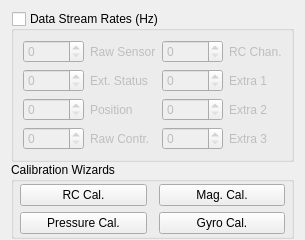
Old version of the form src/ui/QGCSensorSettingsWidget.ui in the repository mpaperno/qgroundcontrol_aq.
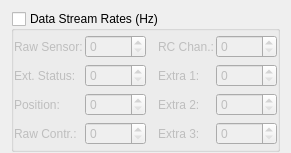
New version of the form.

Commit message: Adjust rc channel display and mavlink refresh rates widgets.

Diff of the .ui file:
```diff
--- a/src/ui/QGCSensorSettingsWidget.ui
+++ b/src/ui/QGCSensorSettingsWidget.ui
@@ -6,8 +6,8 @@
    <rect>
     <x>0</x>
     <y>0</y>
-    <width>270</width>
-    <height>226</height>
+    <width>250</width>
+    <height>141</height>
    </rect>
   </property>
   <property name="windowTitle">
@@ -44,182 +44,171 @@
       <property name="margin">
        <number>0</number>
       </property>
-      <item>
+      <item alignment="Qt::AlignTop">
        <widget class="QWidget" name="widget_rates" native="true">
         <layout class="QGridLayout" name="gridLayout_2">
-         <item row="0" column="0">
-          <widget class="QSpinBox" name="spinBox_rawSensor">
+         <property name="leftMargin">
+          <number>0</number>
+         </property>
+         <property name="topMargin">
+          <number>4</number>
+         </property>
+         <property name="rightMargin">
+          <number>0</number>
+         </property>
+         <property name="bottomMargin">
+          <number>4</number>
+         </property>
+         <property name="horizontalSpacing">
+          <number>2</number>
+         </property>
+         <item row="3" column="4">
+          <widget class="QSpinBox" name="spinBox_extra2">
            <property name="maximum">
             <number>10000</number>
            </property>
           </widget>
          </item>
-         <item row="0" column="1">
-          <widget class="QLabel" name="label">
-           <property name="text">
-            <string>Raw Sensor</string>
+         <item row="4" column="4">
+          <widget class="QSpinBox" name="spinBox_extra3">
+           <property name="maximum">
+            <number>10000</number>
            </property>
           </widget>
          </item>
-         <item row="0" column="2">
+         <item row="0" column="4">
           <widget class="QSpinBox" name="spinBox_rc">
            <property name="maximum">
             <number>10000</number>
            </property>
           </widget>
          </item>
-         <item row="0" column="3">
-          <widget class="QLabel" name="label_5">
-           <property name="text">
-            <string>RC Chan.</string>
+         <item row="4" column="1">
+          <widget class="QSpinBox" name="spinBox_controller">
+           <property name="maximum">
+            <number>10000</number>
            </property>
           </widget>
          </item>
          <item row="1" column="0">
-          <widget class="QSpinBox" name="spinBox_extended">
-           <property name="maximum">
-            <number>10000</number>
-           </property>
-          </widget>
-         </item>
-         <item row="1" column="1">
           <widget class="QLabel" name="label_2">
            <property name="text">
-            <string>Ext. Status</string>
+            <string>Ext. Status:</string>
            </property>
           </widget>
          </item>
-         <item row="1" column="2">
-          <widget class="QSpinBox" name="spinBox_extra1">
-           <property name="maximum">
-            <number>10000</number>
+         <item row="3" column="0">
+          <widget class="QLabel" name="label_3">
+           <property name="text">
+            <string>Position:</string>
            </property>
           </widget>
          </item>
          <item row="1" column="3">
           <widget class="QLabel" name="label_6">
            <property name="text">
-            <string>Extra 1</string>
-           </property>
-          </widget>
-         </item>
-         <item row="2" column="0">
-          <widget class="QSpinBox" name="spinBox_position">
-           <property name="maximum">
-            <number>10000</number>
-           </property>
-          </widget>
-         </item>
-         <item row="2" column="1">
-          <widget class="QLabel" name="label_3">
-           <property name="text">
-            <string>Position</string>
-           </property>
-          </widget>
-         </item>
-         <item row="2" column="2">
-          <widget class="QSpinBox" name="spinBox_extra2">
-           <property name="maximum">
-            <number>10000</number>
-           </property>
-          </widget>
-         </item>
-         <item row="2" column="3">
-          <widget class="QLabel" name="label_7">
-           <property name="text">
-            <string>Extra 2</string>
-           </property>
-          </widget>
-         </item>
-         <item row="3" column="0">
-          <widget class="QSpinBox" name="spinBox_controller">
-           <property name="maximum">
-            <number>10000</number>
+            <string>Extra 1:</string>
            </property>
           </widget>
          </item>
          <item row="3" column="1">
+          <widget class="QSpinBox" name="spinBox_position">
+           <property name="maximum">
+            <number>10000</number>
+           </property>
+          </widget>
+         </item>
+         <item row="1" column="4" alignment="Qt::AlignTop">
+          <widget class="QSpinBox" name="spinBox_extra1">
+           <property name="maximum">
+            <number>10000</number>
+           </property>
+          </widget>
+         </item>
+         <item row="4" column="0">
           <widget class="QLabel" name="label_4">
            <property name="text">
-            <string>Raw Contr.</string>
+            <string>Raw Contr.:</string>
            </property>
           </widget>
          </item>
-         <item row="3" column="2">
-          <widget class="QSpinBox" name="spinBox_extra3">
+         <item row="0" column="0">
+          <widget class="QLabel" name="label">
+           <property name="text">
+            <string>Raw Sensor:</string>
+           </property>
+          </widget>
+         </item>
+         <item row="0" column="1">
+          <widget class="QSpinBox" name="spinBox_rawSensor">
+           <property name="maximum">
+            <number>10000</number>
+           </property>
+          </widget>
+         </item>
+         <item row="1" column="1">
+          <widget class="QSpinBox" name="spinBox_extended">
            <property name="maximum">
             <number>10000</number>
            </property>
           </widget>
          </item>
          <item row="3" column="3">
+          <widget class="QLabel" name="label_7">
+           <property name="text">
+            <string>Extra 2:</string>
+           </property>
+          </widget>
+         </item>
+         <item row="0" column="3">
+          <widget class="QLabel" name="label_5">
+           <property name="text">
+            <string>RC Chan.:</string>
+           </property>
+          </widget>
+         </item>
+         <item row="4" column="3">
           <widget class="QLabel" name="label_8">
            <property name="text">
-            <string>Extra 3</string>
+            <string>Extra 3:</string>
            </property>
           </widget>
          </item>
+         <item row="1" column="2">
+          <spacer name="horizontalSpacer">
+           <property name="orientation">
+            <enum>Qt::Horizontal</enum>
+           </property>
+           <property name="sizeType">
+            <enum>QSizePolicy::Fixed</enum>
+           </property>
+           <property name="sizeHint" stdset="0">
+            <size>
+             <width>10</width>
+             <height>20</height>
+            </size>
+           </property>
+          </spacer>
+         </item>
+         <item row="0" column="5">
+          <spacer name="horizontalSpacer_2">
+           <property name="orientation">
+            <enum>Qt::Horizontal</enum>
+           </property>
+           <property name="sizeHint" stdset="0">
+            <size>
+             <width>40</width>
+             <height>20</height>
+            </size>
+           </property>
+          </spacer>
+         </item>
         </layout>
        </widget>
       </item>
      </layout>
     </widget>
    </item>
-   <item>
-    <widget class="QGroupBox" name="groupBox_3">
-     <property name="title">
-      <string>Calibration Wizards</string>
-     </property>
-     <layout class="QGridLayout" name="gridLayout" columnstretch="100,100">
-      <property name="leftMargin">
-       <number>6</number>
-      </property>
-      <property name="topMargin">
-       <number>2</number>
-      </property>
-      <property name="rightMargin">
-       <number>6</number>
-      </property>
-      <property name="bottomMargin">
-       <number>2</number>
-      </property>
-      <property name="horizontalSpacing">
-       <number>12</number>
-      </property>
-      <property name="verticalSpacing">
-       <number>6</number>
-      </property>
-      <item row="0" column="0">
-       <widget class="QPushButton" name="rcCalButton">
-        <property name="text">
-         <string>RC Cal.</string>
-        </property>
-       </widget>
-      </item>
-      <item row="0" column="1">
-       <widget class="QPushButton" name="magCalButton">
-        <property name="text">
-         <string>Mag. Cal.</string>
-        </property>
-       </widget>
-      </item>
-      <item row="1" column="1">
-       <widget class="QPushButton" name="gyroCalButton">
-        <property name="text">
-         <string>Gyro Cal.</string>
-        </property>
-       </widget>
-      </item>
-      <item row="1" column="0">
-       <widget class="QPushButton" name="pressureCalButton">
-        <property name="text">
-         <string>Pressure Cal.</string>
-        </property>
-       </widget>
-      </item>
-     </layout>
-    </widget>
-   </item>
   </layout>
  </widget>
  <resources/>
```
The commit also changes 2 other files.
